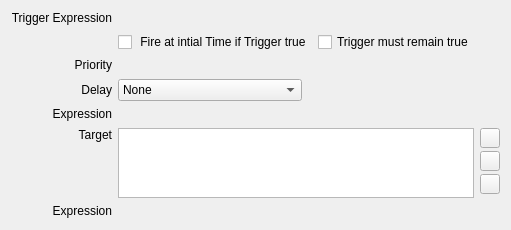
The window that copasi/UI/CQEventWidget1.ui (copasi/COPASI) describes before a commit, drawn with Qt 5.
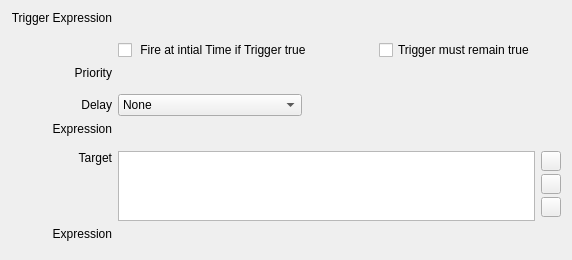
The same window after the commit. Custom widgets are drawn as their Qt base class.

```diff
--- a/copasi/UI/CQEventWidget1.ui
+++ b/copasi/UI/CQEventWidget1.ui
@@ -22,14 +22,14 @@
    <rect>
     <x>0</x>
     <y>0</y>
-    <width>464</width>
-    <height>230</height>
+    <width>572</width>
+    <height>260</height>
    </rect>
   </property>
   <property name="sizePolicy">
    <sizepolicy hsizetype="MinimumExpanding" vsizetype="Preferred">
     <horstretch>0</horstretch>
-    <verstretch>0</verstretch>
+    <verstretch>2</verstretch>
    </sizepolicy>
   </property>
   <property name="caption" stdset="0">
@@ -220,9 +220,9 @@
    <item row="5" column="1" colspan="2">
     <widget class="QListWidget" name="mpLBTarget">
      <property name="sizePolicy">
-      <sizepolicy hsizetype="Expanding" vsizetype="Expanding">
+      <sizepolicy hsizetype="Preferred" vsizetype="Preferred">
        <horstretch>0</horstretch>
-       <verstretch>4</verstretch>
+       <verstretch>2</verstretch>
       </sizepolicy>
      </property>
     </widget>
@@ -294,7 +294,7 @@
        <property name="sizeHint" stdset="0">
         <size>
          <width>20</width>
-         <height>40</height>
+         <height>0</height>
         </size>
        </property>
       </spacer>
```
Left out of the diff: 7 changed lines with no effect on the pictures.
